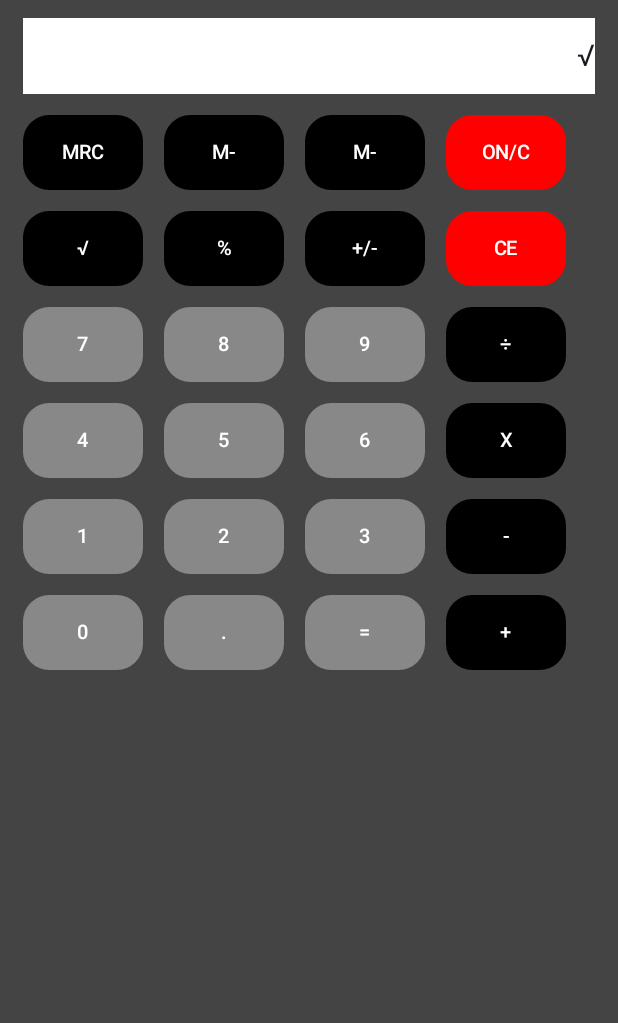
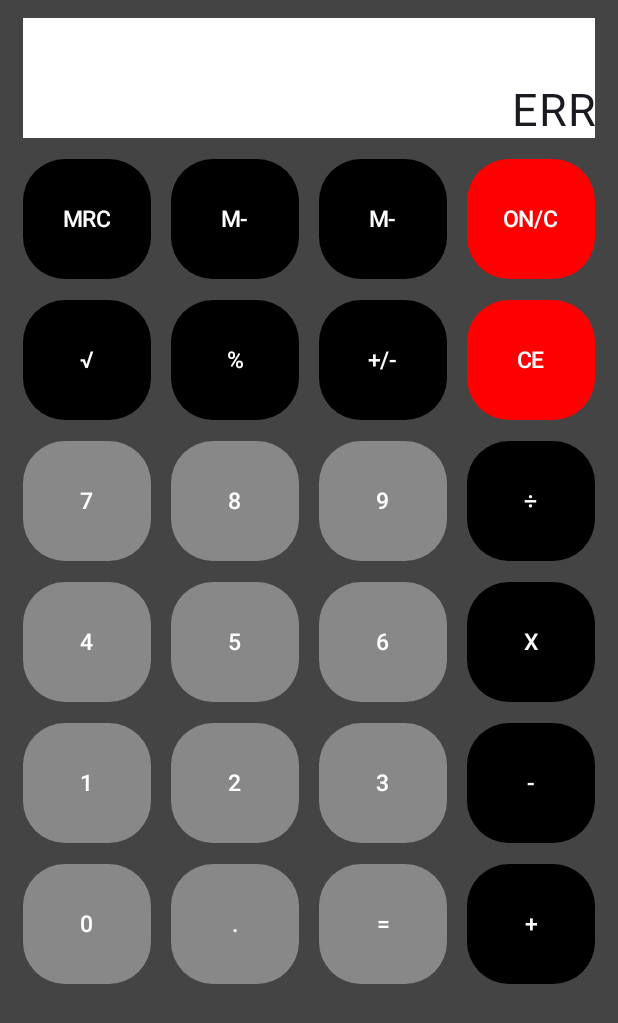
Before and after one commit to DiogoMarques2003/PDM24_23000_Diogo_Marques, an Android app built with Jetpack Compose: the screen it shows after launch (MainActivity), after a tap on an icon or button, on a phone screen of 412 x 824 dp. Shown: the top 1023 px of the screen. Run offline under Robolectric (Android 15) with nearby library versions, the phone set to English and light mode, and no system bars; 3 other taps on this screen came first.

Commit message:
Logica concluída

```diff
--- a/Calculadora/app/src/main/java/com/example/calculadora/MainActivity.kt
+++ b/Calculadora/app/src/main/java/com/example/calculadora/MainActivity.kt
@@ -11,11 +11,9 @@ import androidx.compose.foundation.layout.Column
 import androidx.compose.foundation.layout.Row
 import androidx.compose.foundation.layout.fillMaxSize
 import androidx.compose.foundation.layout.fillMaxWidth
+import androidx.compose.foundation.layout.height
 import androidx.compose.foundation.layout.padding
-import androidx.compose.foundation.layout.size
-import androidx.compose.foundation.shape.RoundedCornerShape
-import androidx.compose.material3.Button
-import androidx.compose.material3.ButtonDefaults
+import androidx.compose.foundation.layout.wrapContentHeight
 import androidx.compose.material3.Scaffold
 import androidx.compose.material3.Text
 import androidx.compose.runtime.Composable
@@ -28,6 +26,7 @@ import androidx.compose.ui.text.style.TextAlign
 import androidx.compose.ui.tooling.preview.Preview
 import androidx.compose.ui.unit.dp
 import androidx.compose.ui.unit.sp
+import com.example.calculadora.ui.CreateButton
 import com.example.calculadora.ui.theme.CalculadoraTheme
 import kotlin.math.sqrt
 
@@ -42,6 +41,7 @@ data class Button(
 // Variaveis globais
 var calcArray: Array<String> = emptyArray()
 var memoryValue = "0"
+var equalsCalc = false
 var resetMemory = false
 
 // Constantes
@@ -49,8 +49,8 @@ val ButtonLayout: Array<Array<Button>> = arrayOf(
     arrayOf(Button("MRC", Color.Black, "getMemory"),
         Button("M-", Color.Black, "calcToMemory", "-"),
         Button("M-", Color.Black, "calcToMemory", "+"),
-        Button("ON/C", Color.Red)),
-    arrayOf(Button("√", Color.Black, "addSquareRoot"),
+        Button("ON/C", Color.Red, "clear")),
+    arrayOf(Button("√", Color.Black, "squareRoot"),
         Button("%", Color.Black, "addSymbol", "%"),
         Button("+/-", Color.Black, "toggleSign"),
         Button("CE", Color.Red, "clearInfos")),
@@ -104,24 +104,27 @@ fun MainScreen(modifier: Modifier = Modifier) {
             Text( text = displayValue.value,
                   Modifier.background(Color.White)
                           .fillMaxWidth()
-                          .padding(vertical = 13.dp),
+                          .height(80.dp)
+                          .wrapContentHeight(Alignment.Bottom),
                   textAlign = TextAlign.End,
-                  fontSize = 20.sp)
+                  fontSize = 30.sp)
 
             for (buttons in ButtonLayout) {
-                Row (horizontalArrangement = Arrangement.spacedBy(14.dp)) {
+                Row ( Modifier.fillMaxWidth(),
+                    horizontalArrangement = Arrangement.SpaceBetween) {
                     for (button in buttons) {
-                        createButton(button.name, button.color) {
+                        CreateButton(button.name, button.color) {
                             displayValue.value = when (button.funcName) {
                                 "getMemory" -> getMemory(displayValue.value)
                                 "calcToMemory" -> calcToMemory(displayValue.value, button.parameter)
-                                "addSquareRoot" -> addSquareRoot()
+                                "squareRoot" -> squareRoot()
                                 "addSymbol" -> addSymbol(button.parameter, displayValue.value)
                                 "toggleSign" -> toggleSign()
                                 "clearInfos" -> clearInfos()
                                 "addNumber" -> addNumber(button.name)
                                 "addDot" -> addDot()
                                 "calcResult" -> calcResult()
+                                "clear" -> clear()
                                 else -> displayValue.value
                             }
                         }
@@ -129,16 +132,6 @@ fun MainScreen(modifier: Modifier = Modifier) {
                 }
             }
         }
-    }
-}
-
-@Composable
-fun createButton(text: String, color: Color, onClick: () -> Unit) {
-    Button(modifier = Modifier.size(width = 80.dp, height = 50.dp),
-           onClick = onClick,
-           colors = ButtonDefaults.buttonColors(color),
-           shape = RoundedCornerShape(35)) {
-            Text(text = text, fontSize = 13.sp)
     }
 }
 
@@ -153,6 +146,12 @@ fun clearInfos(): String {
 fun addNumber(number: String): String {
     // Colocar o reset da memoria a falso
     resetMemory = false
+
+    // Se clicar num nº ao final de clicar no igual recomeça
+    if (equalsCalc && calcArray.size == 1) {
+        calcArray = arrayOf()
+        equalsCalc = false
+    }
 
     // Se não tiver nenhum item no array ou tiver dado erro adicionar o nº como 1º
     if (calcArray.isEmpty() || calcArray.first() == "ERR") {
@@ -192,6 +191,8 @@ fun addSymbol(symbol: String, lastValue: String): String {
     if (calcArray.size == 3) {
         var result = calcResult()
         calcArray = arrayOf(result, symbol)
+        //Setar a flag de calculo a false
+        equalsCalc = false
         return result
     }
 
@@ -212,6 +213,12 @@ fun addSymbol(symbol: String, lastValue: String): String {
 fun addDot(): String {
     // Colocar o reset da memoria a falso
     resetMemory = false
+
+    // Se clicar no "." ao final de clicar no igual recomeça
+    if (equalsCalc && calcArray.size == 1) {
+        calcArray = arrayOf()
+        equalsCalc = false
+    }
 
     // Se não tiver nenhum item no array ou tiver dado erro adicionar 0.
     if (calcArray.isEmpty() || calcArray.first() == "ERR") {
@@ -237,27 +244,31 @@ fun addDot(): String {
     return lastString
 }
 
-fun addSquareRoot(): String {
+fun squareRoot(): String {
     // Colocar o reset da memoria a falso
     resetMemory = false
 
-    // Se não tiver nenhum item no array ou tiver dado erro adicionar o simbolo de raiz
+    var numValue: Double
+
+    // Se não tiver nenhum item no array ou tiver dado erro adicionar o simbolo de negativo
     if (calcArray.isEmpty() || calcArray.first() == "ERR") {
-        calcArray = arrayOf("√")
-        return "√"
+        calcArray = arrayOf("ERR")
+        return "ERR"
     }
 
-    // Obter o ultimo valor do array
-    var lastString = calcArray.last()
-
-    // Se o valor já for um simbolo alterar o memso
-    if (operationSymbols.contains(lastString)) {
-        calcArray += "√"
-        return "√"
+    // fazer a raiz do ultimo elemento
+    if (calcArray.size == 3) {
+        numValue = calcArray.last().toDouble()
+        numValue = sqrt(numValue)
+        calcArray[calcArray.size - 1] = removeZeros(numValue)
+        return calcArray.last()
     }
 
-    // Se não for no inicio do calculo não se pode adicionar a raiz
-    return lastString
+    // Se não fazer a raiz do 1º elemento
+    numValue = calcArray.first().toDouble()
+    numValue = sqrt(numValue)
+    calcArray[0] = removeZeros(numValue)
+    return calcArray.first()
 }
 
 fun toggleSign(): String {
@@ -291,6 +302,9 @@ fun calcResult(): String {
     // Colocar o reset da memoria a falso
     resetMemory = false
 
+    //Setar a flag de calculo a true
+    equalsCalc = true
+
     var firstNumber: Double
     var operationValue: String
 
@@ -299,13 +313,12 @@ fun calcResult(): String {
 
     // Se o tamanho for 1 devolver o valor do array
     if (calcArray.size == 1) {
-        firstNumber = resolveSquareRoot(calcArray.first())
-        return removeZeros(firstNumber)
+        return calcArray.first()
     }
 
     // Se tiver dois elementos fazer a operação com o 1º e o operador
     if (calcArray.size == 2) {
-        firstNumber = resolveSquareRoot(calcArray.first())
+        firstNumber = calcArray.first().toDouble()
         operationValue = operatorResolve(firstNumber, calcArray[1], firstNumber)
         // Colocar o resultado no array
         calcArray = arrayOf(operationValue)
@@ -313,8 +326,8 @@ fun calcResult(): String {
     }
 
     // Fazer o calculo de quanto tem as 3 possições
-    firstNumber = resolveSquareRoot(calcArray.first())
-    var secondNumber = resolveSquareRoot(calcArray.last())
+    firstNumber = calcArray.first().toDouble()
+    var secondNumber = calcArray.last().toDouble()
     operationValue = operatorResolve(firstNumber, calcArray[1], secondNumber)
     // Colocar o resultado no array
     calcArray = arrayOf(operationValue)
@@ -338,14 +351,6 @@ fun operatorResolve(firstNumber: Double, operator: String, secondNumber: Double)
     return removeZeros(result)
 }
 
-fun resolveSquareRoot(number: String): Double {
-    if (!number.startsWith("√")) return number.toDouble()
-
-    // Remover o simbolo da raiz e devolver o calculo
-    var numberDouble = number.replace("√", "").toDouble()
-    return sqrt(numberDouble)
-}
-
 fun removeZeros(number: Number): String {
     var resultString = number.toString()
     // Se acabar por .0 devolver sem o .0
@@ -362,7 +367,7 @@ fun calcToMemory(displayValue: String, symbol: String): String {
     if (displayValue == "ERR") return displayValue
 
     // adicionar o valor a memoria
-    var numMemoryValue = resolveSquareRoot(displayValue)
+    var numMemoryValue = displayValue.toDouble()
     memoryValue = operatorResolve(memoryValue.toDouble(), symbol, numMemoryValue)
 
     return displayValue
@@ -388,3 +393,18 @@ fun getMemory(displayValue: String): String {
     memoryValue = "0"
     return displayValue
 }
+
+fun clear(): String {
+    // Colocar o reset da memoria a falso
+    resetMemory = false
+
+    if (calcArray.isEmpty()) return ""
+
+    if (calcArray.size == 3) {
+        calcArray[calcArray.size - 1] = "0"
+        return "0"
+    }
+
+    calcArray = arrayOf("0")
+    return "0"
+}
--- /dev/null
+++ b/Calculadora/app/src/main/java/com/example/calculadora/ui/CreateButton.kt
@@ -0,0 +1,23 @@
+package com.example.calculadora.ui
+
+import androidx.compose.foundation.layout.size
+import androidx.compose.foundation.shape.RoundedCornerShape
+import androidx.compose.material3.Button
+import androidx.compose.material3.ButtonDefaults
+import androidx.compose.material3.Text
+import androidx.compose.runtime.Composable
+import androidx.compose.ui.Modifier
+import androidx.compose.ui.graphics.Color
+import androidx.compose.ui.unit.dp
+import androidx.compose.ui.unit.sp
+
+@Composable
+fun CreateButton(text: String, color: Color, onClick: () -> Unit) {
+    Button(modifier = Modifier.size(width = 85.dp, height = 80.dp),
+        onClick = onClick,
+        colors = ButtonDefaults.buttonColors(color),
+        shape = RoundedCornerShape(35)
+    ) {
+        Text(text = text, fontSize = 15.sp)
+    }
+}
```
